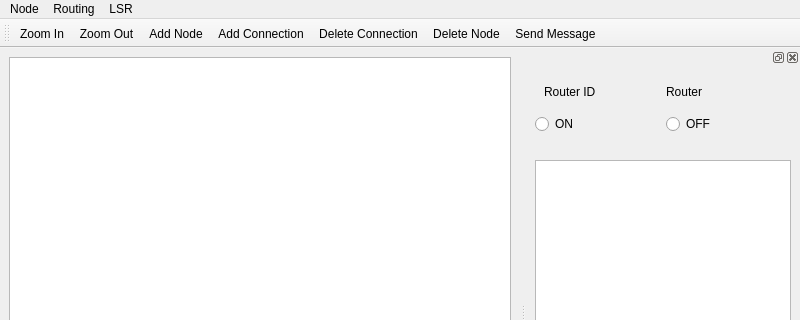
Qt form src/mainwindow.ui (kovkinvladyslav/network-routing-simulator) before a commit; both pictures show x 0 to 800 and y 0 to 320 of the 800 by 600 pixel window.
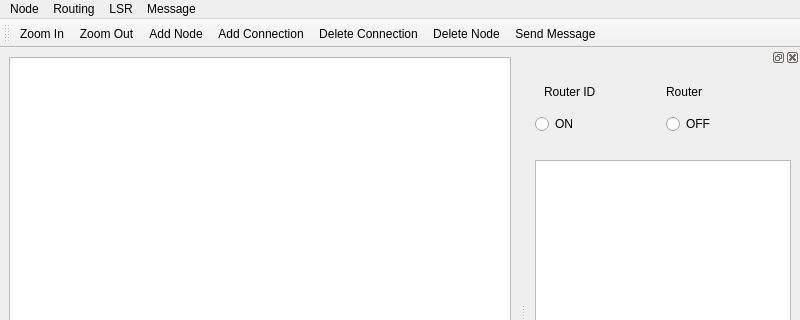
The same form after that commit. Icons and pictures are not drawn.

```diff
--- a/src/mainwindow.ui
+++ b/src/mainwindow.ui
@@ -94,9 +94,17 @@
     <addaction name="actionLSR_Run"/>
     <addaction name="actionLSR_Reset_2"/>
    </widget>
+   <widget class="QMenu" name="menuMessage">
+    <property name="title">
+     <string>Message</string>
+    </property>
+    <addaction name="actionSend_Message"/>
+    <addaction name="actionView_Logs"/>
+   </widget>
    <addaction name="menuNode"/>
    <addaction name="menuRouting"/>
    <addaction name="menuStart"/>
+   <addaction name="menuMessage"/>
   </widget>
   <widget class="QToolBar" name="toolBar">
    <property name="windowTitle">
```
Left out of the diff: 5 changed lines with no effect on the pictures.
